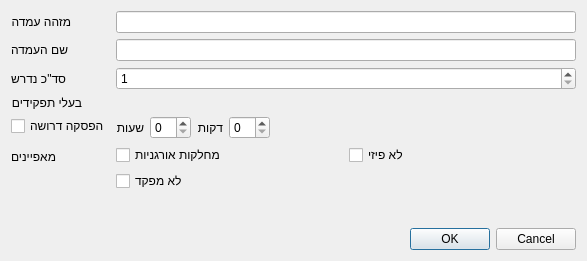
Old version of the form Ui/PositionDialog.ui in the repository omertal88/shavzak.
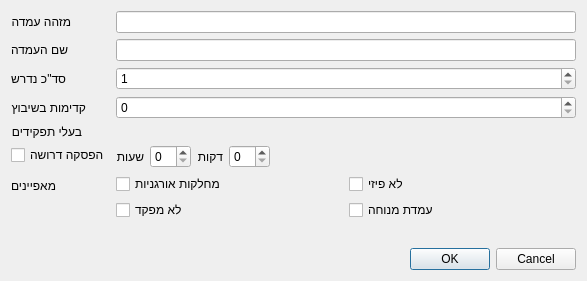
New version of the form. Custom widgets are drawn as their Qt base class.

What changed in the file:
```diff
--- a/Ui/PositionDialog.ui
+++ b/Ui/PositionDialog.ui
@@ -10,7 +10,7 @@
     <x>0</x>
     <y>0</y>
     <width>587</width>
-    <height>261</height>
+    <height>281</height>
    </rect>
   </property>
   <property name="windowTitle">
@@ -53,28 +53,28 @@
        </property>
       </widget>
      </item>
-     <item row="3" column="0">
+     <item row="4" column="0">
       <widget class="QLabel" name="label_2">
        <property name="text">
         <string>בעלי תפקידים</string>
        </property>
       </widget>
      </item>
-     <item row="3" column="1">
+     <item row="4" column="1">
       <widget class="RolesWidget" name="rolesWidget" native="true">
        <property name="focusPolicy">
         <enum>Qt::TabFocus</enum>
        </property>
       </widget>
      </item>
-     <item row="5" column="0">
+     <item row="6" column="0">
       <widget class="QLabel" name="label_4">
        <property name="text">
         <string>מאפיינים</string>
        </property>
       </widget>
      </item>
-     <item row="5" column="1">
+     <item row="6" column="1">
       <layout class="QGridLayout" name="gridLayout_2">
        <item row="1" column="1">
         <widget class="QCheckBox" name="notPhysicalCheck">
@@ -97,16 +97,23 @@
          </property>
         </widget>
        </item>
+       <item row="2" column="1">
+        <widget class="QCheckBox" name="restingPositionCheck">
+         <property name="text">
+          <string>עמדת מנוחה</string>
+         </property>
+        </widget>
+       </item>
       </layout>
      </item>
-     <item row="4" column="0">
+     <item row="5" column="0">
       <widget class="QCheckBox" name="spacingNeededCheck">
        <property name="text">
         <string>הפסקה דרושה</string>
        </property>
       </widget>
      </item>
-     <item row="4" column="1">
+     <item row="5" column="1">
       <widget class="QWidget" name="widget" native="true">
        <layout class="QHBoxLayout" name="horizontalLayout">
         <property name="leftMargin">
@@ -164,6 +171,16 @@
        </property>
       </widget>
      </item>
+     <item row="3" column="0">
+      <widget class="QLabel" name="label_8">
+       <property name="text">
+        <string>קדימות בשיבוץ</string>
+       </property>
+      </widget>
+     </item>
+     <item row="3" column="1">
+      <widget class="QSpinBox" name="prioritySpin"/>
+     </item>
     </layout>
    </item>
    <item>
```
Left out of the diff: 10 changed lines with no effect on the pictures.
